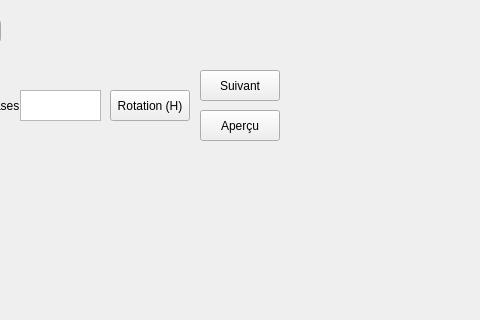
First picture: the form in Qtapp/RobusUI/mainwindow.ui, repository Mathis201/100.I.D, before the edit; both pictures show x 200 to 680 and y 0 to 320 of the 978 by 728 pixel window.
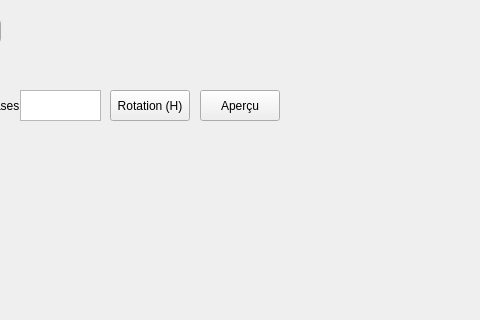
Second picture: the form after the edit. Custom widgets are drawn as their Qt base class.

Commit message: Apercu et suivant merged et bledevice transit entre les windows

The edit to the form file:
```diff
--- a/Qtapp/RobusUI/mainwindow.ui
+++ b/Qtapp/RobusUI/mainwindow.ui
@@ -70,13 +70,13 @@
     <property name="geometry">
      <rect>
       <x>400</x>
-      <y>70</y>
+      <y>90</y>
       <width>80</width>
       <height>31</height>
      </rect>
     </property>
     <property name="text">
-     <string>Suivant</string>
+     <string>Aperçu</string>
     </property>
    </widget>
    <widget class="QLabel" name="Invalide">
@@ -125,19 +125,6 @@
      </rect>
     </property>
    </widget>
-   <widget class="QPushButton" name="pushButton">
-    <property name="geometry">
-     <rect>
-      <x>400</x>
-      <y>110</y>
-      <width>80</width>
-      <height>31</height>
-     </rect>
-    </property>
-    <property name="text">
-     <string>Aperçu</string>
-    </property>
-   </widget>
   </widget>
   <widget class="QStatusBar" name="statusbar"/>
  </widget>
```
The commit also changes 4 other files.
